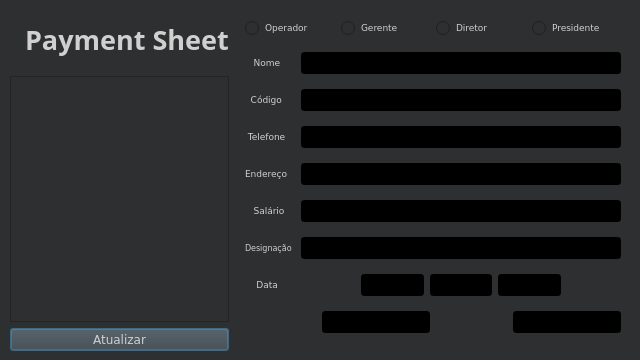
Before: the Qt Designer form bin/finaledit.ui in NBrcS/Payroll-System, drawn with Qt 5.
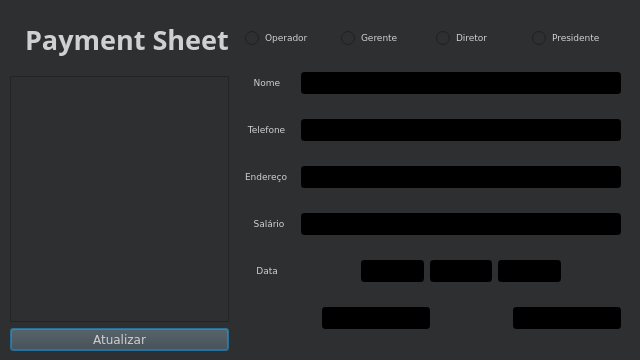
After: the same form once the commit is applied.

What changed in the file:
```diff
--- a/bin/finaledit.ui
+++ b/bin/finaledit.ui
@@ -1076,481 +1076,6 @@
         </item>
        </layout>
       </item>
-      <item>
-       <layout class="QHBoxLayout" name="horizontalLayout_2">
-        <item>
-         <widget class="QLabel" name="label_Code">
-          <property name="sizePolicy">
-           <sizepolicy hsizetype="Fixed" vsizetype="Preferred">
-            <horstretch>0</horstretch>
-            <verstretch>0</verstretch>
-           </sizepolicy>
-          </property>
-          <property name="minimumSize">
-           <size>
-            <width>50</width>
-            <height>0</height>
-           </size>
-          </property>
-          <property name="maximumSize">
-           <size>
-            <width>50</width>
-            <height>16777215</height>
-           </size>
-          </property>
-          <property name="font">
-           <font>
-            <family>Verdana</family>
-            <pointsize>7</pointsize>
-           </font>
-          </property>
-          <property name="text">
-           <string>  Código</string>
-          </property>
-         </widget>
-        </item>
-        <item>
-         <widget class="QLineEdit" name="lineEdit_Code">
-          <property name="sizePolicy">
-           <sizepolicy hsizetype="Expanding" vsizetype="Fixed">
-            <horstretch>0</horstretch>
-            <verstretch>0</verstretch>
-           </sizepolicy>
-          </property>
-          <property name="minimumSize">
-           <size>
-            <width>0</width>
-            <height>0</height>
-           </size>
-          </property>
-          <property name="maximumSize">
-           <size>
-            <width>16777215</width>
-            <height>16777215</height>
-           </size>
-          </property>
-          <property name="palette">
-           <palette>
-            <active>
-             <colorrole role="WindowText">
-              <brush brushstyle="SolidPattern">
-               <color alpha="255">
-                <red>255</red>
-                <green>255</green>
-                <blue>255</blue>
-               </color>
-              </brush>
-             </colorrole>
-             <colorrole role="Button">
-              <brush brushstyle="SolidPattern">
-               <color alpha="255">
-                <red>0</red>
-                <green>0</green>
-                <blue>0</blue>
-               </color>
-              </brush>
-             </colorrole>
-             <colorrole role="Light">
-              <brush brushstyle="SolidPattern">
-               <color alpha="255">
-                <red>127</red>
-                <green>127</green>
-                <blue>190</blue>
-               </color>
-              </brush>
-             </colorrole>
-             <colorrole role="Midlight">
-              <brush brushstyle="SolidPattern">
-               <color alpha="255">
-                <red>106</red>
-                <green>106</green>
-                <blue>158</blue>
-               </color>
-              </brush>
-             </colorrole>
-             <colorrole role="Dark">
-              <brush brushstyle="SolidPattern">
-               <color alpha="255">
-                <red>42</red>
-                <green>42</green>
-                <blue>63</blue>
-               </color>
-              </brush>
-             </colorrole>
-             <colorrole role="Mid">
-              <brush brushstyle="SolidPattern">
-               <color alpha="255">
-                <red>57</red>
-                <green>57</green>
-                <blue>85</blue>
-               </color>
-              </brush>
-             </colorrole>
-             <colorrole role="Text">
-              <brush brushstyle="SolidPattern">
-               <color alpha="255">
-                <red>255</red>
-                <green>255</green>
-                <blue>255</blue>
-               </color>
-              </brush>
-             </colorrole>
-             <colorrole role="BrightText">
-              <brush brushstyle="SolidPattern">
-               <color alpha="255">
-                <red>255</red>
-                <green>255</green>
-                <blue>255</blue>
-               </color>
-              </brush>
-             </colorrole>
-             <colorrole role="ButtonText">
-              <brush brushstyle="SolidPattern">
-               <color alpha="255">
-                <red>255</red>
-                <green>255</green>
-                <blue>255</blue>
-               </color>
-              </brush>
-             </colorrole>
-             <colorrole role="Base">
-              <brush brushstyle="SolidPattern">
-               <color alpha="255">
-                <red>0</red>
-                <green>0</green>
-                <blue>0</blue>
-               </color>
-              </brush>
-             </colorrole>
-             <colorrole role="Window">
-              <brush brushstyle="SolidPattern">
-               <color alpha="255">
-                <red>0</red>
-                <green>0</green>
-                <blue>0</blue>
-               </color>
-              </brush>
-             </colorrole>
-             <colorrole role="Shadow">
-              <brush brushstyle="SolidPattern">
-               <color alpha="255">
-                <red>0</red>
-                <green>0</green>
-                <blue>0</blue>
-               </color>
-              </brush>
-             </colorrole>
-             <colorrole role="AlternateBase">
-              <brush brushstyle="SolidPattern">
-               <color alpha="255">
-                <red>42</red>
-                <green>42</green>
-                <blue>63</blue>
-               </color>
-              </brush>
-             </colorrole>
-             <colorrole role="ToolTipBase">
-              <brush brushstyle="SolidPattern">
-               <color alpha="255">
-                <red>255</red>
-                <green>255</green>
-                <blue>220</blue>
-               </color>
-              </brush>
-             </colorrole>
-             <colorrole role="ToolTipText">
-              <brush brushstyle="SolidPattern">
-               <color alpha="255">
-                <red>0</red>
-                <green>0</green>
-                <blue>0</blue>
-               </color>
-              </brush>
-             </colorrole>
-            </active>
-            <inactive>
-             <colorrole role="WindowText">
-              <brush brushstyle="SolidPattern">
-               <color alpha="255">
-                <red>208</red>
-                <green>208</green>
-                <blue>208</blue>
-               </color>
-              </brush>
-             </colorrole>
-             <colorrole role="Button">
-              <brush brushstyle="SolidPattern">
-               <color alpha="255">
-                <red>0</red>
-                <green>0</green>
-                <blue>0</blue>
-               </color>
-              </brush>
-             </colorrole>
-             <colorrole role="Light">
-              <brush brushstyle="SolidPattern">
-               <color alpha="255">
-                <red>255</red>
-                <green>255</green>
-                <blue>255</blue>
-               </color>
-              </brush>
-             </colorrole>
-             <colorrole role="Midlight">
-              <brush brushstyle="SolidPattern">
-               <color alpha="255">
-                <red>227</red>
-                <green>227</green>
-                <blue>227</blue>
-               </color>
-              </brush>
-             </colorrole>
-             <colorrole role="Dark">
-              <brush brushstyle="SolidPattern">
-               <color alpha="255">
-                <red>64</red>
-                <green>65</green>
-                <blue>66</blue>
-               </color>
-              </brush>
-             </colorrole>
-             <colorrole role="Mid">
-              <brush brushstyle="SolidPattern">
-               <color alpha="255">
-                <red>160</red>
-                <green>160</green>
-                <blue>160</blue>
-               </color>
-              </brush>
-             </colorrole>
-             <colorrole role="Text">
-              <brush brushstyle="SolidPattern">
-               <color alpha="255">
-                <red>208</red>
-                <green>208</green>
-                <blue>208</blue>
-               </color>
-              </brush>
-             </colorrole>
-             <colorrole role="BrightText">
-              <brush brushstyle="SolidPattern">
-               <color alpha="255">
-                <red>255</red>
-                <green>51</green>
-                <blue>51</blue>
-               </color>
-              </brush>
-             </colorrole>
-             <colorrole role="ButtonText">
-              <brush brushstyle="SolidPattern">
-               <color alpha="255">
-                <red>208</red>
-                <green>208</green>
-                <blue>208</blue>
-               </color>
-              </brush>
-             </colorrole>
-             <colorrole role="Base">
-              <brush brushstyle="SolidPattern">
-               <color alpha="255">
-                <red>0</red>
-                <green>0</green>
-                <blue>0</blue>
-               </color>
-              </brush>
-             </colorrole>
-             <colorrole role="Window">
-              <brush brushstyle="SolidPattern">
-               <color alpha="255">
-                <red>0</red>
-                <green>0</green>
-                <blue>0</blue>
-               </color>
-              </brush>
-             </colorrole>
-             <colorrole role="Shadow">
-              <brush brushstyle="SolidPattern">
-               <color alpha="255">
-                <red>105</red>
-                <green>105</green>
-                <blue>105</blue>
-               </color>
-              </brush>
-             </colorrole>
-             <colorrole role="AlternateBase">
-              <brush brushstyle="SolidPattern">
-               <color alpha="255">
-                <red>53</red>
-                <green>54</green>
-                <blue>55</blue>
-               </color>
-              </brush>
-             </colorrole>
-             <colorrole role="ToolTipBase">
-              <brush brushstyle="SolidPattern">
-               <color alpha="255">
-                <red>64</red>
-                <green>65</green>
-                <blue>66</blue>
-               </color>
-              </brush>
-             </colorrole>
-             <colorrole role="ToolTipText">
-              <brush brushstyle="SolidPattern">
-               <color alpha="255">
-                <red>208</red>
-                <green>208</green>
-                <blue>208</blue>
-               </color>
-              </brush>
-             </colorrole>
-            </inactive>
-            <disabled>
-             <colorrole role="WindowText">
-              <brush brushstyle="SolidPattern">
-               <color alpha="255">
-                <red>42</red>
-                <green>42</green>
-                <blue>63</blue>
-               </color>
-              </brush>
-             </colorrole>
-             <colorrole role="Button">
-              <brush brushstyle="SolidPattern">
-               <color alpha="255">
-                <red>0</red>
-                <green>0</green>
-                <blue>0</blue>
-               </color>
-              </brush>
-             </colorrole>
-             <colorrole role="Light">
-              <brush brushstyle="SolidPattern">
-               <color alpha="255">
-                <red>127</red>
-                <green>127</green>
-                <blue>190</blue>
-               </color>
-              </brush>
-             </colorrole>
-             <colorrole role="Midlight">
-              <brush brushstyle="SolidPattern">
-               <color alpha="255">
-                <red>106</red>
-                <green>106</green>
-                <blue>158</blue>
-               </color>
-              </brush>
-             </colorrole>
-             <colorrole role="Dark">
-              <brush brushstyle="SolidPattern">
-               <color alpha="255">
-                <red>42</red>
-                <green>42</green>
-                <blue>63</blue>
-               </color>
-              </brush>
-             </colorrole>
-             <colorrole role="Mid">
-              <brush brushstyle="SolidPattern">
-               <color alpha="255">
-                <red>57</red>
-                <green>57</green>
-                <blue>85</blue>
-               </color>
-              </brush>
-             </colorrole>
-             <colorrole role="Text">
-              <brush brushstyle="SolidPattern">
-               <color alpha="255">
-                <red>42</red>
-                <green>42</green>
-                <blue>63</blue>
-               </color>
-              </brush>
-             </colorrole>
-             <colorrole role="BrightText">
-              <brush brushstyle="SolidPattern">
-               <color alpha="255">
-                <red>255</red>
-                <green>255</green>
-                <blue>255</blue>
-               </color>
-              </brush>
-             </colorrole>
-             <colorrole role="ButtonText">
-              <brush brushstyle="SolidPattern">
-               <color alpha="255">
-                <red>42</red>
-                <green>42</green>
-                <blue>63</blue>
-               </color>
-              </brush>
-             </colorrole>
-             <colorrole role="Base">
-              <brush brushstyle="SolidPattern">
-               <color alpha="255">
-                <red>0</red>
-                <green>0</green>
-                <blue>0</blue>
-               </color>
-              </brush>
-             </colorrole>
-             <colorrole role="Window">
-              <brush brushstyle="SolidPattern">
-               <color alpha="255">
-                <red>0</red>
-                <green>0</green>
-                <blue>0</blue>
-               </color>
-              </brush>
-             </colorrole>
-             <colorrole role="Shadow">
-              <brush brushstyle="SolidPattern">
-               <color alpha="255">
-                <red>0</red>
-                <green>0</green>
-                <blue>0</blue>
-               </color>
-              </brush>
-             </colorrole>
-             <colorrole role="AlternateBase">
-              <brush brushstyle="SolidPattern">
-               <color alpha="255">
-                <red>53</red>
-                <green>54</green>
-                <blue>55</blue>
-               </color>
-              </brush>
-             </colorrole>
-             <colorrole role="ToolTipBase">
-              <brush brushstyle="SolidPattern">
-               <color alpha="255">
-                <red>64</red>
-                <green>65</green>
-                <blue>66</blue>
-               </color>
-              </brush>
-             </colorrole>
-             <colorrole role="ToolTipText">
-              <brush brushstyle="SolidPattern">
-               <color alpha="255">
-                <red>208</red>
-                <green>208</green>
-                <blue>208</blue>
-               </color>
-              </brush>
-             </colorrole>
-            </disabled>
-           </palette>
-          </property>
-          <property name="styleSheet">
-           <string notr="true">background-color: #000000</string>
-          </property>
-         </widget>
-        </item>
-       </layout>
-      </item>
       <item>
        <layout class="QHBoxLayout" name="horizontalLayout_3">
         <item>
@@ -2536,481 +2061,6 @@
         </item>
         <item>
          <widget class="QLineEdit" name="lineEdit_Salary">
-          <property name="sizePolicy">
-           <sizepolicy hsizetype="Expanding" vsizetype="Fixed">
-            <horstretch>0</horstretch>
-            <verstretch>0</verstretch>
-           </sizepolicy>
-          </property>
-          <property name="minimumSize">
-           <size>
-            <width>0</width>
-            <height>0</height>
-           </size>
-          </property>
-          <property name="maximumSize">
-           <size>
-            <width>16777215</width>
-            <height>16777215</height>
-           </size>
-          </property>
-          <property name="palette">
-           <palette>
-            <active>
-             <colorrole role="WindowText">
-              <brush brushstyle="SolidPattern">
-               <color alpha="255">
-                <red>255</red>
-                <green>255</green>
-                <blue>255</blue>
-               </color>
-              </brush>
-             </colorrole>
-             <colorrole role="Button">
-              <brush brushstyle="SolidPattern">
-               <color alpha="255">
-                <red>0</red>
-                <green>0</green>
-                <blue>0</blue>
-               </color>
-              </brush>
-             </colorrole>
-             <colorrole role="Light">
-              <brush brushstyle="SolidPattern">
-               <color alpha="255">
-                <red>127</red>
-                <green>127</green>
-                <blue>190</blue>
-               </color>
-              </brush>
-             </colorrole>
-             <colorrole role="Midlight">
-              <brush brushstyle="SolidPattern">
-               <color alpha="255">
-                <red>106</red>
-                <green>106</green>
-                <blue>158</blue>
-               </color>
-              </brush>
-             </colorrole>
-             <colorrole role="Dark">
-              <brush brushstyle="SolidPattern">
-               <color alpha="255">
-                <red>42</red>
-                <green>42</green>
-                <blue>63</blue>
-               </color>
-              </brush>
-             </colorrole>
-             <colorrole role="Mid">
-              <brush brushstyle="SolidPattern">
-               <color alpha="255">
-                <red>57</red>
-                <green>57</green>
-                <blue>85</blue>
-               </color>
-              </brush>
-             </colorrole>
-             <colorrole role="Text">
-              <brush brushstyle="SolidPattern">
-               <color alpha="255">
-                <red>255</red>
-                <green>255</green>
-                <blue>255</blue>
-               </color>
-              </brush>
-             </colorrole>
-             <colorrole role="BrightText">
-              <brush brushstyle="SolidPattern">
-               <color alpha="255">
-                <red>255</red>
-                <green>255</green>
-                <blue>255</blue>
-               </color>
-              </brush>
-             </colorrole>
-             <colorrole role="ButtonText">
-              <brush brushstyle="SolidPattern">
-               <color alpha="255">
-                <red>255</red>
-                <green>255</green>
-                <blue>255</blue>
-               </color>
-              </brush>
-             </colorrole>
-             <colorrole role="Base">
-              <brush brushstyle="SolidPattern">
-               <color alpha="255">
-                <red>0</red>
-                <green>0</green>
-                <blue>0</blue>
-               </color>
-              </brush>
-             </colorrole>
-             <colorrole role="Window">
-              <brush brushstyle="SolidPattern">
-               <color alpha="255">
-                <red>0</red>
-                <green>0</green>
-                <blue>0</blue>
-               </color>
-              </brush>
-             </colorrole>
-             <colorrole role="Shadow">
-              <brush brushstyle="SolidPattern">
-               <color alpha="255">
-                <red>0</red>
-                <green>0</green>
-                <blue>0</blue>
-               </color>
-              </brush>
-             </colorrole>
-             <colorrole role="AlternateBase">
-              <brush brushstyle="SolidPattern">
-               <color alpha="255">
-                <red>42</red>
-                <green>42</green>
-                <blue>63</blue>
-               </color>
-              </brush>
-             </colorrole>
-             <colorrole role="ToolTipBase">
-              <brush brushstyle="SolidPattern">
-               <color alpha="255">
-                <red>255</red>
-                <green>255</green>
-                <blue>220</blue>
-               </color>
-              </brush>
-             </colorrole>
-             <colorrole role="ToolTipText">
-              <brush brushstyle="SolidPattern">
-               <color alpha="255">
-                <red>0</red>
-                <green>0</green>
-                <blue>0</blue>
-               </color>
-              </brush>
-             </colorrole>
-            </active>
-            <inactive>
-             <colorrole role="WindowText">
-              <brush brushstyle="SolidPattern">
-               <color alpha="255">
-                <red>208</red>
-                <green>208</green>
-                <blue>208</blue>
-               </color>
-              </brush>
-             </colorrole>
-             <colorrole role="Button">
-              <brush brushstyle="SolidPattern">
-               <color alpha="255">
-                <red>0</red>
-                <green>0</green>
-                <blue>0</blue>
-               </color>
-              </brush>
-             </colorrole>
-             <colorrole role="Light">
-              <brush brushstyle="SolidPattern">
-               <color alpha="255">
-                <red>255</red>
-                <green>255</green>
-                <blue>255</blue>
-               </color>
-              </brush>
-             </colorrole>
-             <colorrole role="Midlight">
-              <brush brushstyle="SolidPattern">
-               <color alpha="255">
-                <red>227</red>
-                <green>227</green>
-                <blue>227</blue>
-               </color>
-              </brush>
-             </colorrole>
-             <colorrole role="Dark">
-              <brush brushstyle="SolidPattern">
-               <color alpha="255">
-                <red>64</red>
-                <green>65</green>
-                <blue>66</blue>
-               </color>
-              </brush>
-             </colorrole>
-             <colorrole role="Mid">
-              <brush brushstyle="SolidPattern">
-               <color alpha="255">
-                <red>160</red>
-                <green>160</green>
-                <blue>160</blue>
-               </color>
-              </brush>
-             </colorrole>
-             <colorrole role="Text">
-              <brush brushstyle="SolidPattern">
-               <color alpha="255">
-                <red>208</red>
-                <green>208</green>
-                <blue>208</blue>
-               </color>
-              </brush>
-             </colorrole>
-             <colorrole role="BrightText">
-              <brush brushstyle="SolidPattern">
-               <color alpha="255">
-                <red>255</red>
-                <green>51</green>
-                <blue>51</blue>
-               </color>
-              </brush>
-             </colorrole>
-             <colorrole role="ButtonText">
-              <brush brushstyle="SolidPattern">
-               <color alpha="255">
-                <red>208</red>
-                <green>208</green>
-                <blue>208</blue>
-               </color>
-              </brush>
-             </colorrole>
-             <colorrole role="Base">
-              <brush brushstyle="SolidPattern">
-               <color alpha="255">
-                <red>0</red>
-                <green>0</green>
-                <blue>0</blue>
-               </color>
-              </brush>
-             </colorrole>
-             <colorrole role="Window">
-              <brush brushstyle="SolidPattern">
-               <color alpha="255">
-                <red>0</red>
-                <green>0</green>
-                <blue>0</blue>
-               </color>
-              </brush>
-             </colorrole>
-             <colorrole role="Shadow">
-              <brush brushstyle="SolidPattern">
-               <color alpha="255">
-                <red>105</red>
-                <green>105</green>
-                <blue>105</blue>
-               </color>
-              </brush>
-             </colorrole>
-             <colorrole role="AlternateBase">
-              <brush brushstyle="SolidPattern">
-               <color alpha="255">
-                <red>53</red>
-                <green>54</green>
-                <blue>55</blue>
-               </color>
-              </brush>
-             </colorrole>
-             <colorrole role="ToolTipBase">
-              <brush brushstyle="SolidPattern">
-               <color alpha="255">
-                <red>64</red>
-                <green>65</green>
-                <blue>66</blue>
-               </color>
-              </brush>
-             </colorrole>
-             <colorrole role="ToolTipText">
-              <brush brushstyle="SolidPattern">
-               <color alpha="255">
-                <red>208</red>
-                <green>208</green>
-                <blue>208</blue>
-               </color>
-              </brush>
-             </colorrole>
-            </inactive>
-            <disabled>
-             <colorrole role="WindowText">
-              <brush brushstyle="SolidPattern">
-               <color alpha="255">
-                <red>42</red>
-                <green>42</green>
-                <blue>63</blue>
-               </color>
-              </brush>
-             </colorrole>
-             <colorrole role="Button">
-              <brush brushstyle="SolidPattern">
-               <color alpha="255">
-                <red>0</red>
-                <green>0</green>
-                <blue>0</blue>
-               </color>
-              </brush>
-             </colorrole>
-             <colorrole role="Light">
-              <brush brushstyle="SolidPattern">
-               <color alpha="255">
-                <red>127</red>
-                <green>127</green>
-                <blue>190</blue>
-               </color>
-              </brush>
-             </colorrole>
-             <colorrole role="Midlight">
-              <brush brushstyle="SolidPattern">
-               <color alpha="255">
-                <red>106</red>
-                <green>106</green>
-                <blue>158</blue>
-               </color>
-              </brush>
-             </colorrole>
-             <colorrole role="Dark">
-              <brush brushstyle="SolidPattern">
-               <color alpha="255">
-                <red>42</red>
-                <green>42</green>
-                <blue>63</blue>
-               </color>
-              </brush>
-             </colorrole>
-             <colorrole role="Mid">
-              <brush brushstyle="SolidPattern">
-               <color alpha="255">
-                <red>57</red>
-                <green>57</green>
-                <blue>85</blue>
-               </color>
-              </brush>
-             </colorrole>
-             <colorrole role="Text">
-              <brush brushstyle="SolidPattern">
-               <color alpha="255">
-                <red>42</red>
-                <green>42</green>
-                <blue>63</blue>
-               </color>
-              </brush>
-             </colorrole>
-             <colorrole role="BrightText">
-              <brush brushstyle="SolidPattern">
-               <color alpha="255">
-                <red>255</red>
-                <green>255</green>
-                <blue>255</blue>
-               </color>
-              </brush>
-             </colorrole>
-             <colorrole role="ButtonText">
-              <brush brushstyle="SolidPattern">
-               <color alpha="255">
-                <red>42</red>
-                <green>42</green>
-                <blue>63</blue>
-               </color>
-              </brush>
-             </colorrole>
-             <colorrole role="Base">
-              <brush brushstyle="SolidPattern">
-               <color alpha="255">
-                <red>0</red>
-                <green>0</green>
-                <blue>0</blue>
-               </color>
-              </brush>
-             </colorrole>
-             <colorrole role="Window">
-              <brush brushstyle="SolidPattern">
-               <color alpha="255">
-                <red>0</red>
-                <green>0</green>
-                <blue>0</blue>
-               </color>
-              </brush>
-             </colorrole>
-             <colorrole role="Shadow">
-              <brush brushstyle="SolidPattern">
-               <color alpha="255">
-                <red>0</red>
-                <green>0</green>
-                <blue>0</blue>
-               </color>
-              </brush>
-             </colorrole>
-             <colorrole role="AlternateBase">
-              <brush brushstyle="SolidPattern">
-               <color alpha="255">
-                <red>53</red>
-                <green>54</green>
-                <blue>55</blue>
-               </color>
-              </brush>
-             </colorrole>
-             <colorrole role="ToolTipBase">
-              <brush brushstyle="SolidPattern">
-               <color alpha="255">
-                <red>64</red>
-                <green>65</green>
-                <blue>66</blue>
-               </color>
-              </brush>
-             </colorrole>
-             <colorrole role="ToolTipText">
-              <brush brushstyle="SolidPattern">
-               <color alpha="255">
-                <red>208</red>
-                <green>208</green>
-                <blue>208</blue>
-               </color>
-              </brush>
-             </colorrole>
-            </disabled>
-           </palette>
-          </property>
-          <property name="styleSheet">
-           <string notr="true">background-color: #000000</string>
-          </property>
-         </widget>
-        </item>
-       </layout>
-      </item>
-      <item>
-       <layout class="QHBoxLayout" name="horizontalLayout_13">
-        <item>
-         <widget class="QLabel" name="label_Designation">
-          <property name="sizePolicy">
-           <sizepolicy hsizetype="Fixed" vsizetype="Preferred">
-            <horstretch>0</horstretch>
-            <verstretch>0</verstretch>
-           </sizepolicy>
-          </property>
-          <property name="minimumSize">
-           <size>
-            <width>50</width>
-            <height>0</height>
-           </size>
-          </property>
-          <property name="maximumSize">
-           <size>
-            <width>50</width>
-            <height>16777215</height>
-           </size>
-          </property>
-          <property name="font">
-           <font>
-            <family>Verdana</family>
-            <pointsize>6</pointsize>
-           </font>
-          </property>
-          <property name="text">
-           <string>Designação</string>
-          </property>
-         </widget>
-        </item>
-        <item>
-         <widget class="QLineEdit" name="lineEdit_Designation">
           <property name="sizePolicy">
            <sizepolicy hsizetype="Expanding" vsizetype="Fixed">
             <horstretch>0</horstretch>
```
Left out of the diff: 418 changed lines with no effect on the pictures.
